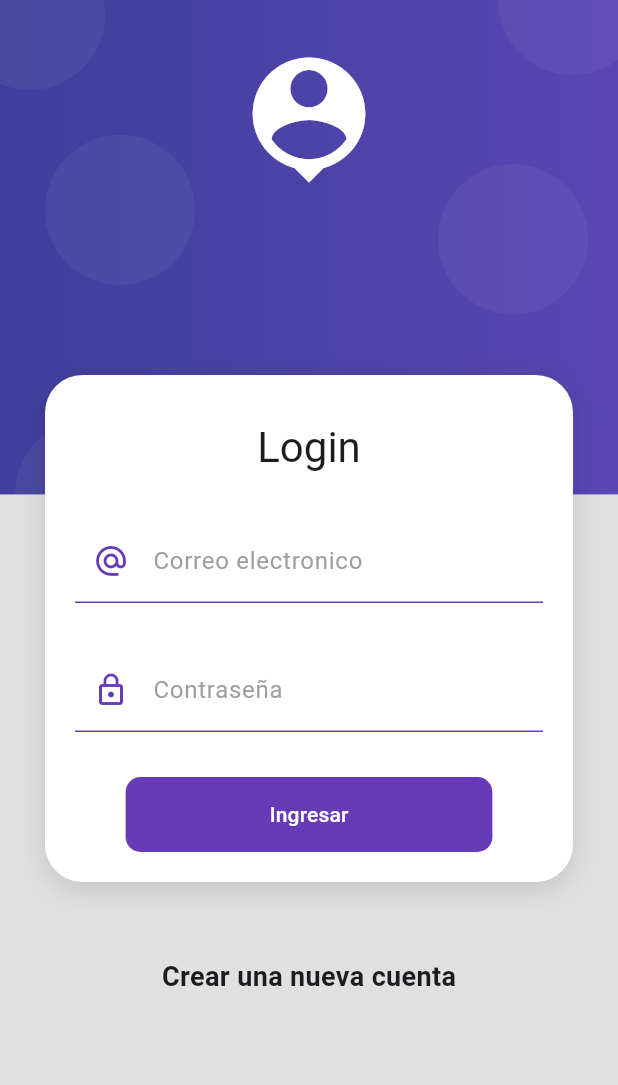
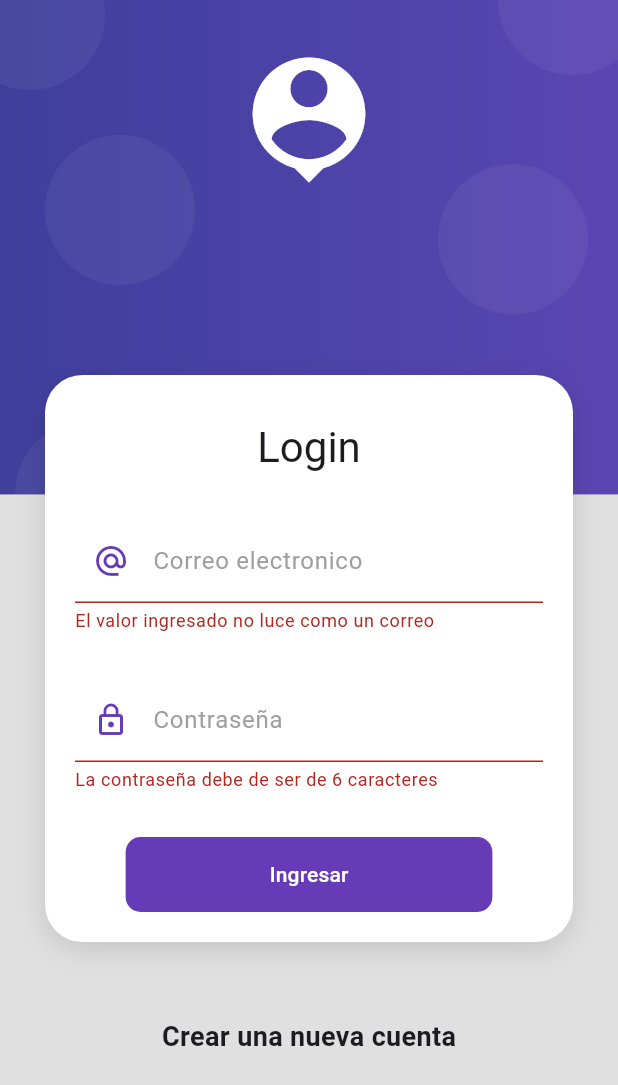
Before and after one commit to Carlo10K/products_app_fl, a Flutter app: the screen it shows after launch, after a tap on "Ingresar", on a phone screen of 412 x 824 dp. Shown: the top 1085 px of the screen. Run offline on Flutter 3.47's test engine with Material 3 defaults, Android fonts, the phone set to English and light mode, and no system bars.

Commit message:
manejo del submit

```diff
--- /dev/null
+++ b/lib/providers/login_form_provider.dart
@@ -0,0 +1,21 @@
+import 'package:flutter/material.dart';
+import 'package:flutter/widgets.dart';
+
+class LoginFormProvider extends ChangeNotifier {
+  GlobalKey<FormState> formKey = GlobalKey<FormState>();
+
+  String email = '';
+  String passsword = '';
+  bool _isLoading = false;
+
+  bool get isLoading => _isLoading;
+
+  set isloading(bool value) {
+    _isLoading = value;
+    notifyListeners();
+  }
+
+  bool isValidForm() {
+    return formKey.currentState?.validate() ?? false;
+  }
+}
--- a/lib/screens/login.screen.dart
+++ b/lib/screens/login.screen.dart
@@ -1,6 +1,8 @@
 import 'package:flutter/material.dart';
+import 'package:products_app/providers/login_form_provider.dart';
 import 'package:products_app/ui/input_decorations.dart';
 import 'package:products_app/widgets/widgets.dart';
+import 'package:provider/provider.dart';
 
 class LoginScreen extends StatelessWidget {
   const LoginScreen({super.key});
@@ -24,7 +26,8 @@ class LoginScreen extends StatelessWidget {
                 style: Theme.of(context).textTheme.headlineMedium,
               ),
               const SizedBox(height: 30),
-              _LoginForm()
+              ChangeNotifierProvider(
+                  create: (_) => LoginFormProvider(), child: const _LoginForm())
             ],
           )),
           const SizedBox(height: 50),
@@ -44,7 +47,9 @@ class _LoginForm extends StatelessWidget {
 
   @override
   Widget build(BuildContext context) {
+    final loginForm = Provider.of<LoginFormProvider>(context);
     return Form(
+      key: loginForm.formKey,
       autovalidateMode: AutovalidateMode.onUserInteraction,
       child: Column(
         children: [
@@ -55,10 +60,11 @@ class _LoginForm extends StatelessWidget {
                 hintText: 'jhon.doe@gmail.com',
                 labelText: 'Correo electronico',
                 prefixIcon: Icons.alternate_email_outlined),
+            onChanged: (value) => loginForm.email = value,
             validator: (value) {
               String pattern =
                   r'^(([^<>()[\]\\.,;:\s@\"]+(\.[^<>()[\]\\.,;:\s@\"]+)*)|(\".+\"))@((\[[0-9]{1,3}\.[0-9]{1,3}\.[0-9]{1,3}\.[0-9]{1,3}\])|(([a-zA-Z\-0-9]+\.)+[a-zA-Z]{2,}))$';
-              RegExp regExp = new RegExp(pattern);
+              RegExp regExp = RegExp(pattern);
 
               return regExp.hasMatch(value ?? '')
                   ? null
@@ -74,6 +80,7 @@ class _LoginForm extends StatelessWidget {
                 hintText: '*****',
                 labelText: 'Contraseña',
                 prefixIcon: Icons.lock_outline),
+            onChanged: (value) => loginForm.passsword = value,
             validator: (value) {
               if (value != null && value.length >= 6) return null;
               return 'La contraseña debe de ser de 6 caracteres';
@@ -86,16 +93,24 @@ class _LoginForm extends StatelessWidget {
               disabledColor: Colors.grey,
               elevation: 0,
               color: Colors.deepPurple,
+              onPressed: loginForm.isLoading
+                  ? null
+                  : () async {
+                      FocusScope.of(context).unfocus();
+                      if (!loginForm.isValidForm()) return;
+                      loginForm.isloading = true;
+                      await Future.delayed(Duration(seconds: 2));
+                      //validar en el backend.
+                      loginForm.isloading = false;
+                      Navigator.pushReplacementNamed(context, '/home');
+                    },
               child: Container(
                   padding:
                       const EdgeInsets.symmetric(horizontal: 80, vertical: 15),
-                  child: const Text(
-                    'Ingresar',
+                  child: Text(
+                    loginForm.isLoading ? 'Espere..' : 'Ingresar',
                     style: TextStyle(color: Colors.white),
-                  )),
-              onPressed: () {
-                //TODO submit
-              })
+                  )))
         ],
       ),
     );
```
Also changed, not shown: pubspec.yaml (+4 -12 lines), pubspec.lock.
